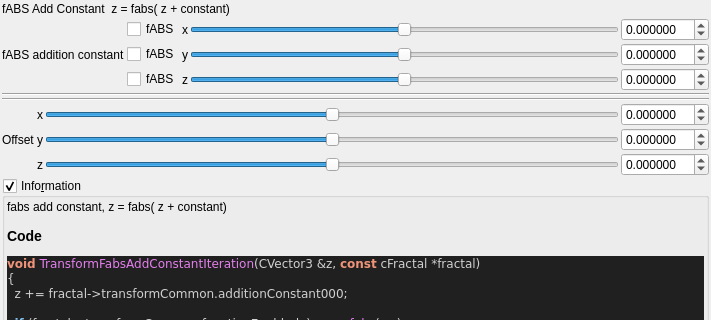
First picture: the form in mandelbulber2/qt_data/fractal_transf_fabs_add_constant.ui, repository buddhi1980/mandelbulber2, before the edit; both pictures show x 0 to 711 and y 0 to 320 of the 711 by 1005 pixel window.
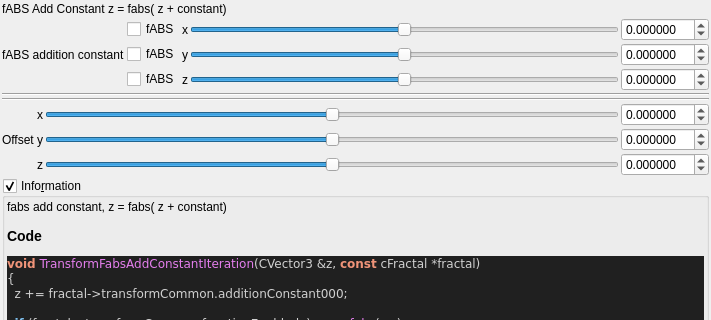
Second picture: the form after the edit. Custom widgets are drawn as their Qt base class.

Patch:
```diff
--- a/mandelbulber2/qt_data/fractal_transf_fabs_add_constant.ui
+++ b/mandelbulber2/qt_data/fractal_transf_fabs_add_constant.ui
@@ -32,7 +32,7 @@
    <item>
     <widget class="QLabel" name="label_26">
      <property name="text">
-      <string>fABS Add Constant  z = fabs( z + constant)</string>
+      <string>fABS Add Constant z = fabs( z + constant)</string>
      </property>
     </widget>
    </item>
```
